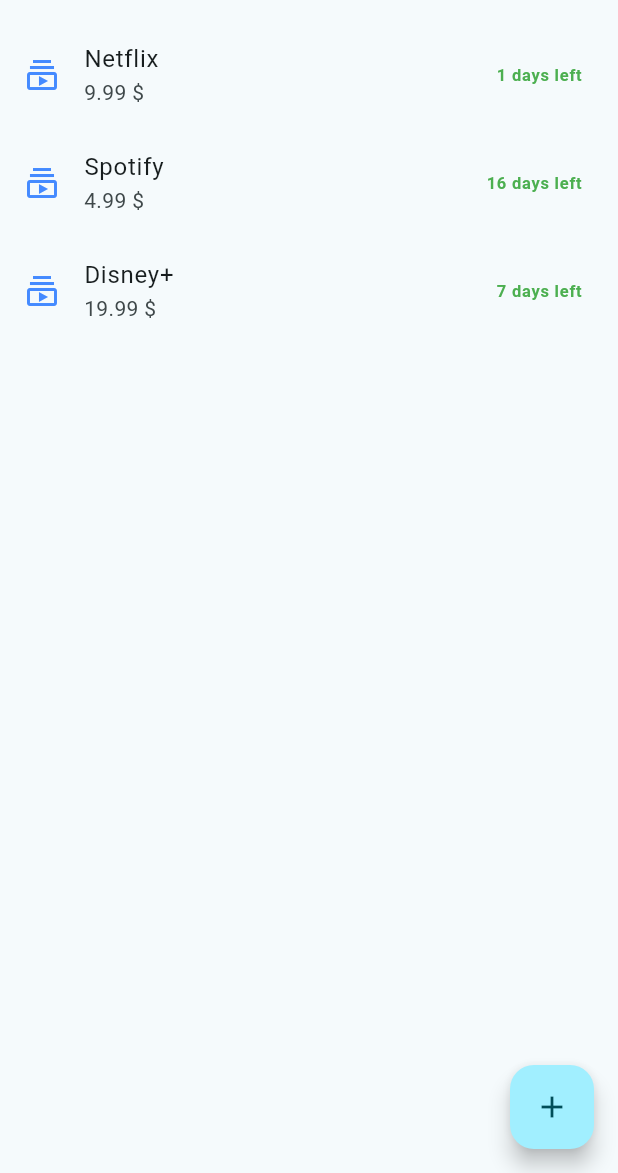
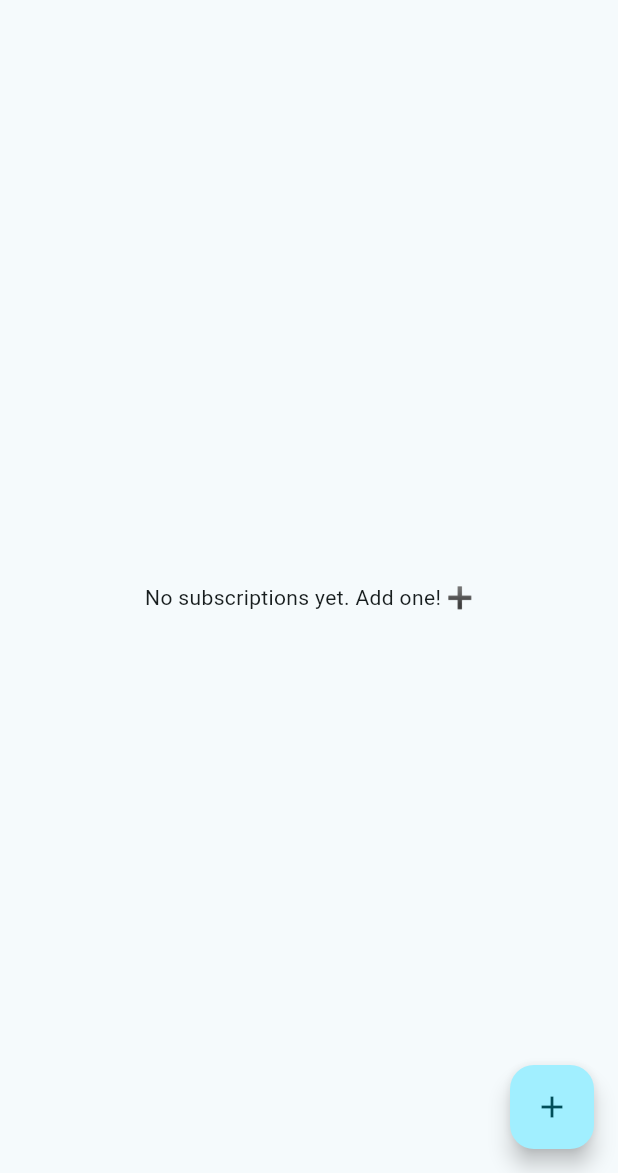
Before and after one commit to nasimanwari/sub_zero, a Flutter app: the screen it shows after launch, on a phone screen of 412 x 824 dp, the part 63-1236 px from its top. Run offline on Flutter 3.47's test engine with Material 3 defaults, Android fonts, the phone set to English and light mode, and no system bars; our stand-ins replace hive, hive_flutter; accounts and stored records are empty.

Commit message:
Implement Hive database

```diff
--- a/lib/main.dart
+++ b/lib/main.dart
@@ -1,9 +1,11 @@
 import 'package:flutter/material.dart';
 import 'package:sub_zero/screens/home_screen.dart';
 import 'package:hive_flutter/hive_flutter.dart';
+import 'package:sub_zero/models/subscription.dart';
 
 void main() async{
   await Hive.initFlutter();
+  Hive.registerAdapter(SubscriptionAdapter());
   await Hive.openBox('subscriptionsBox');
 
   runApp(
--- a/lib/models/subscription.dart
+++ b/lib/models/subscription.dart
@@ -1,6 +1,18 @@
+import 'package:hive/hive.dart';
+
+// This links the generated code to this file.
+// It will show an error until we run the build_runner.
+part 'subscription.g.dart';
+
+@HiveType(typeId: 1) // Unique ID for this object type
 class Subscription {
+  @HiveField(0)
   final String name;
+
+  @HiveField(1)
   final double price;
+
+  @HiveField(2)
   final DateTime renewalDate;
 
   Subscription(this.name, this.price, this.renewalDate);
--- a/lib/screens/home_screen.dart
+++ b/lib/screens/home_screen.dart
@@ -1,4 +1,5 @@
 import 'package:flutter/material.dart';
+import 'package:hive_flutter/hive_flutter.dart'; // Import Hive
 import 'package:sub_zero/models/subscription.dart';
 
 class HomeScreen extends StatefulWidget {
@@ -11,15 +12,10 @@
 class _HomeScreenState extends State<HomeScreen> {
   late TextEditingController nameController;
   late TextEditingController priceController;
-
-  // ✨ YENİ: Seçilen tarihi tutacak değişken (Başlangıçta boş/null)
   DateTime? selectedDate;
 
-  List<Subscription> subscriptions = [
-    Subscription("Netflix", 9.99, DateTime(2026, 1, 19)),
-    Subscription("Spotify", 4.99, DateTime(2026, 2, 3)),
-    Subscription("Disney+", 19.99, DateTime(2026, 1, 25)),
-  ];
+  // Reference to our opened box
+  final _myBox = Hive.box('subscriptionsBox');
 
   @override
   void initState() {
@@ -35,7 +31,6 @@
     super.dispose();
   }
 
-  // ✨ YENİ: Tarih Seçme Fonksiyonu (Asenkron)
   void pickDate() async {
     DateTime? picked = await showDatePicker(
       context: context,
@@ -46,9 +41,8 @@
 
     if (picked != null) {
       setState(() {
-        selectedDate = picked; // Seçilen tarihi hafızaya al ve ekranı güncelle
+        selectedDate = picked;
       });
-      print("Tarih seçildi: $selectedDate");
     }
   }
 
@@ -59,46 +53,40 @@
         title: const Text("Sub-Zero 🧊"),
         centerTitle: true,
       ),
-   body: ListView.builder(
-        itemCount: subscriptions.length,
+      // 👇 MAGIC HAPPENS HERE: Watch the box for changes
+      body: ValueListenableBuilder(
+        valueListenable: _myBox.listenable(),
+        builder: (context, box, widget) {
+
+          // If box is empty, show a nice message
+          if (box.isEmpty) {
+            return const Center(child: Text("No subscriptions yet. Add one! ➕"));
+          }
+
+          // If box has data, show the list
+          return ListView.builder(
+            itemCount: box.length,
             itemBuilder: (context, index) {
-          final sub = subscriptions[index];
-          int daysLeft = sub.renewalDate.difference(DateTime.now()).inDays;
+              // Get data directly from the box
+              final subscription = box.getAt(index) as Subscription;
 
-          // ✨ YENİ: ListTile'ı Dismissible ile sarmaladık
+              int daysLeft = subscription.renewalDate.difference(DateTime.now()).inDays;
+
               return Dismissible(
-            // 1. KİMLİK KARTI: Her satıra benzersiz bir anahtar veriyoruz
                 key: UniqueKey(),
+                background: Container(color: Colors.red),
+                onDismissed: (direction) {
+                  // DELETE from Database 🗑️
+                  box.deleteAt(index);
 
-            // 2. ARKA PLAN: Kaydırırken arkada görünecek renk (Kırmızı ve Çöp Kutusu)
-            background: Container(
-              color: Colors.red,
-              alignment: Alignment.centerRight, // Çöp kutusu sağda dursun
-              padding: const EdgeInsets.only(right: 20),
-              child: const Icon(Icons.delete, color: Colors.white),
-            ),
-
-            // 3. YÖN: Sadece sağdan sola (veya soldan sağa) kaydırılsın
-            direction: DismissDirection.endToStart,
-
-            // 4. OLAY ANI: Kullanıcı kaydırıp bitirdiğinde ne olsun?
-            onDismissed: (direction) {
-              setState(() {
-                // Listeden veriyi siliyoruz
-                subscriptions.removeAt(index);
-              });
-
-              // Kullanıcıya "Sildin" diye küçük bir bilgi verelim (SnackBar)
                   ScaffoldMessenger.of(context).showSnackBar(
-                SnackBar(content: Text("${sub.name} deleted")),
+                    SnackBar(content: Text("${subscription.name} deleted")),
                   );
                 },
-
-            // Burası eski kodumuzun aynısı (Görünen kısım)
                 child: ListTile(
                   leading: const Icon(Icons.subscriptions_outlined, color: Colors.blueAccent),
-              title: Text(sub.name),
-              subtitle: Text("${sub.price} \$"),
+                  title: Text(subscription.name),
+                  subtitle: Text("${subscription.price} \$"),
                   trailing: Text(
                     daysLeft <= 0 ? "Expired" : "$daysLeft days left",
                     style: TextStyle(
@@ -109,13 +97,13 @@
                 ),
               );
             },
+          );
+        },
       ),
       floatingActionButton: FloatingActionButton(
         child: const Icon(Icons.add),
         onPressed: () {
-          // Her açılışta tarihi sıfırlayalım ki önceki seçim kalmasın
           selectedDate = null;
-
           showModalBottomSheet(
             context: context,
             builder: (BuildContext context) {
@@ -135,22 +123,13 @@
                       keyboardType: TextInputType.number,
                     ),
                     const SizedBox(height: 20),
-
-                    // 🛠️ EKSİK PARÇA BURADA! 🛠️
-                    // Kullanıcı buraya tıkladığında pickDate() çalışmalı.
                     ElevatedButton(
                       onPressed: pickDate,
-                      // child artık sadece Text değil, bir Row (Satır) oldu 👇
                       child: Row(
-                        mainAxisSize: MainAxisSize.min, // Düğme ekranı kaplamasın, yazı kadar olsun
+                        mainAxisSize: MainAxisSize.min,
                         children: [
-                          // 1. İkonumuz burada 🗓️
                            const Icon(Icons.calendar_month),
-
-                          // İkon ile yazı arasına biraz boşluk
                            const SizedBox(width: 8),
-
-                          // 2. Yazımız burada
                            Text(
                             selectedDate == null
                                 ? "Select Renewal Date"
@@ -159,26 +138,27 @@
                         ],
                       ),
                     ),
-
                     const SizedBox(height: 20),
                     ElevatedButton(
                       onPressed: () {
                         if (nameController.text.isEmpty || priceController.text.isEmpty) return;
 
-                        // Tarih seçilmediyse varsayılan olarak 30 gün sonrasını verelim
                         DateTime finalDate = selectedDate ?? DateTime.now().add(const Duration(days: 30));
 
-                        setState(() {
+                        // 1. Create Object
                         Subscription newSub = Subscription(
                           nameController.text,
                           double.parse(priceController.text),
-                            finalDate, // Artık seçilen tarihi kullanıyoruz
+                          finalDate,
                         );
-                          subscriptions.add(newSub);
+
+                        // 2. ADD TO DATABASE directly 💾
+                        _myBox.add(newSub);
+
+                        // 3. Clear & Close
                         nameController.clear();
                         priceController.clear();
                         Navigator.pop(context);
-                        });
                       },
                       child: const Text("Add Subscription"),
                     )
```
Also changed, not shown: lib/models/subscription.g.dart (added). Lines whose indentation alone changed are shown as unchanged.
